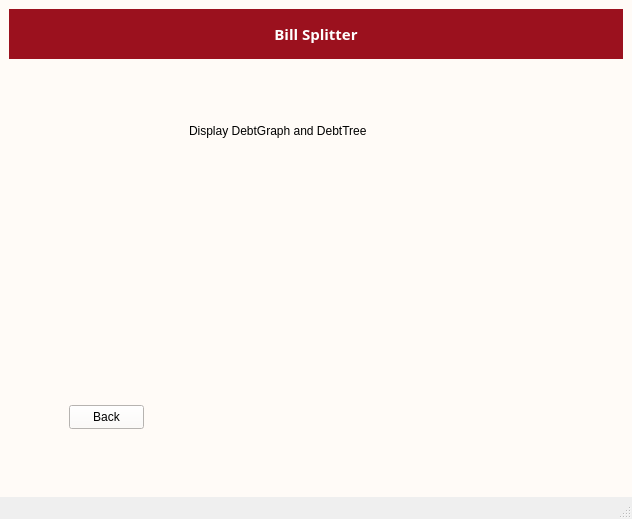
First picture: the form in Bill_Splitter_Project/mainwindow.ui, repository Yuu0701/Bill_Splitter_Project, before the edit.
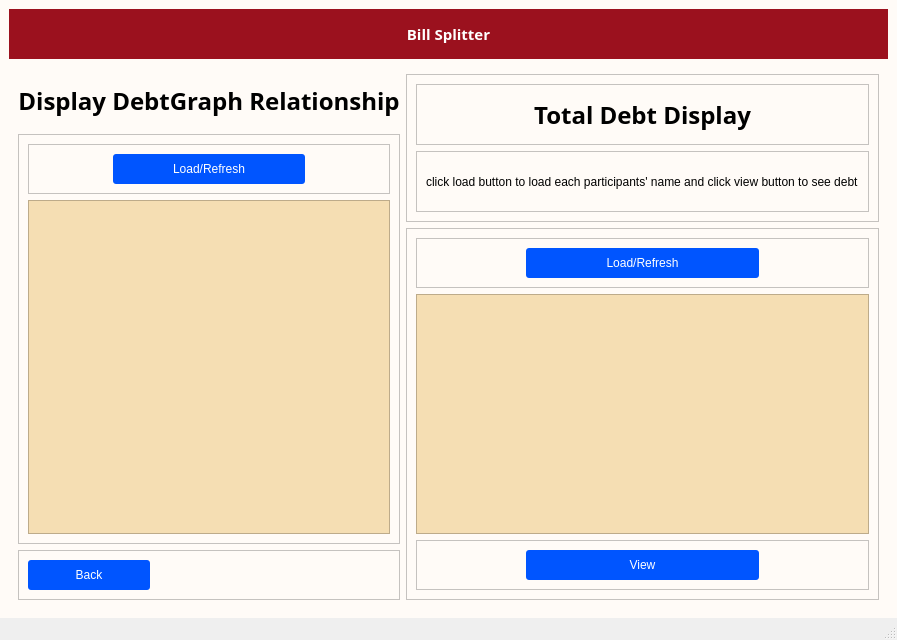
Second picture: the form after the edit. The open tabs and pages were chosen to show the change.

```diff
--- a/Bill_Splitter_Project/mainwindow.ui
+++ b/Bill_Splitter_Project/mainwindow.ui
@@ -6,8 +6,8 @@
    <rect>
     <x>0</x>
     <y>0</y>
-    <width>632</width>
-    <height>519</height>
+    <width>856</width>
+    <height>640</height>
    </rect>
   </property>
   <property name="windowTitle">
@@ -771,32 +771,413 @@
        </widget>
       </widget>
       <widget class="QWidget" name="page_6">
-       <widget class="QLabel" name="label_3">
-        <property name="geometry">
-         <rect>
-          <x>180</x>
-          <y>30</y>
-          <width>281</width>
-          <height>71</height>
-         </rect>
-        </property>
-        <property name="text">
-         <string>Display DebtGraph and DebtTree</string>
-        </property>
-       </widget>
-       <widget class="QPushButton" name="GoBackMenuButton">
-        <property name="geometry">
-         <rect>
-          <x>60</x>
-          <y>340</y>
-          <width>75</width>
-          <height>24</height>
-         </rect>
-        </property>
-        <property name="text">
-         <string>Back</string>
-        </property>
-       </widget>
+       <layout class="QGridLayout" name="gridLayout_34">
+        <item row="0" column="0">
+         <widget class="QLabel" name="label_3">
+          <property name="font">
+           <font>
+            <family>Bahnschrift SemiBold</family>
+            <pointsize>18</pointsize>
+            <bold>true</bold>
+           </font>
+          </property>
+          <property name="text">
+           <string>Display DebtGraph Relationship</string>
+          </property>
+          <property name="alignment">
+           <set>Qt::AlignmentFlag::AlignCenter</set>
+          </property>
+         </widget>
+        </item>
+        <item row="0" column="1" rowspan="2">
+         <widget class="QFrame" name="frame_21">
+          <property name="frameShape">
+           <enum>QFrame::Shape::StyledPanel</enum>
+          </property>
+          <property name="frameShadow">
+           <enum>QFrame::Shadow::Raised</enum>
+          </property>
+          <layout class="QGridLayout" name="gridLayout_28">
+           <item row="0" column="0">
+            <widget class="QFrame" name="frame_23">
+             <property name="frameShape">
+              <enum>QFrame::Shape::StyledPanel</enum>
+             </property>
+             <property name="frameShadow">
+              <enum>QFrame::Shadow::Raised</enum>
+             </property>
+             <layout class="QGridLayout" name="gridLayout_27">
+              <item row="0" column="0">
+               <widget class="QLabel" name="label_5">
+                <property name="font">
+                 <font>
+                  <family>Bahnschrift SemiBold</family>
+                  <pointsize>18</pointsize>
+                  <bold>true</bold>
+                 </font>
+                </property>
+                <property name="text">
+                 <string>Total Debt Display</string>
+                </property>
+                <property name="alignment">
+                 <set>Qt::AlignmentFlag::AlignCenter</set>
+                </property>
+               </widget>
+              </item>
+             </layout>
+            </widget>
+           </item>
+           <item row="1" column="0">
+            <widget class="QFrame" name="frame_22">
+             <property name="frameShape">
+              <enum>QFrame::Shape::StyledPanel</enum>
+             </property>
+             <property name="frameShadow">
+              <enum>QFrame::Shadow::Raised</enum>
+             </property>
+             <layout class="QGridLayout" name="gridLayout_26">
+              <item row="0" column="0">
+               <widget class="QLabel" name="label_6">
+                <property name="text">
+                 <string>click load button to load each participants' name and click view button to see debt</string>
+                </property>
+               </widget>
+              </item>
+             </layout>
+            </widget>
+           </item>
+          </layout>
+         </widget>
+        </item>
+        <item row="1" column="0" rowspan="2">
+         <widget class="QFrame" name="frame_16">
+          <property name="frameShape">
+           <enum>QFrame::Shape::StyledPanel</enum>
+          </property>
+          <property name="frameShadow">
+           <enum>QFrame::Shadow::Raised</enum>
+          </property>
+          <layout class="QGridLayout" name="gridLayout_21">
+           <item row="1" column="0">
+            <widget class="QTextEdit" name="debtGraphTextEdit">
+             <property name="styleSheet">
+              <string notr="true">background-color: rgb(245, 222, 179)</string>
+             </property>
+            </widget>
+           </item>
+           <item row="0" column="0">
+            <widget class="QFrame" name="frame_17">
+             <property name="frameShape">
+              <enum>QFrame::Shape::StyledPanel</enum>
+             </property>
+             <property name="frameShadow">
+              <enum>QFrame::Shadow::Raised</enum>
+             </property>
+             <layout class="QGridLayout" name="gridLayout_22">
+              <item row="0" column="0">
+               <spacer name="horizontalSpacer_15">
+                <property name="orientation">
+                 <enum>Qt::Orientation::Horizontal</enum>
+                </property>
+                <property name="sizeType">
+                 <enum>QSizePolicy::Policy::Maximum</enum>
+                </property>
+                <property name="sizeHint" stdset="0">
+                 <size>
+                  <width>75</width>
+                  <height>20</height>
+                 </size>
+                </property>
+               </spacer>
+              </item>
+              <item row="0" column="1">
+               <widget class="QPushButton" name="loadDebtGraphButton">
+                <property name="minimumSize">
+                 <size>
+                  <width>0</width>
+                  <height>30</height>
+                 </size>
+                </property>
+                <property name="styleSheet">
+                 <string notr="true">QPushButton {
+    border-radius: 3px;
+    background: rgb(0, 85,  255);
+    color: white;
+}
+
+QPushButton:hover {
+    background: rgba(0, 85, 255, 220);
+}
+
+QPushButton:pressed {
+    background: rgba(0, 85, 255, 220);
+}</string>
+                </property>
+                <property name="text">
+                 <string>Load/Refresh</string>
+                </property>
+               </widget>
+              </item>
+              <item row="0" column="2">
+               <spacer name="horizontalSpacer_16">
+                <property name="orientation">
+                 <enum>Qt::Orientation::Horizontal</enum>
+                </property>
+                <property name="sizeType">
+                 <enum>QSizePolicy::Policy::Maximum</enum>
+                </property>
+                <property name="sizeHint" stdset="0">
+                 <size>
+                  <width>75</width>
+                  <height>20</height>
+                 </size>
+                </property>
+               </spacer>
+              </item>
+             </layout>
+            </widget>
+           </item>
+          </layout>
+         </widget>
+        </item>
+        <item row="2" column="1" rowspan="2">
+         <widget class="QFrame" name="frame_18">
+          <property name="frameShape">
+           <enum>QFrame::Shape::StyledPanel</enum>
+          </property>
+          <property name="frameShadow">
+           <enum>QFrame::Shadow::Raised</enum>
+          </property>
+          <layout class="QGridLayout" name="gridLayout_23">
+           <item row="2" column="0">
+            <widget class="QFrame" name="frame_19">
+             <property name="frameShape">
+              <enum>QFrame::Shape::StyledPanel</enum>
+             </property>
+             <property name="frameShadow">
+              <enum>QFrame::Shadow::Raised</enum>
+             </property>
+             <layout class="QGridLayout" name="gridLayout_24">
+              <item row="0" column="1">
+               <widget class="QPushButton" name="checkDebtButton">
+                <property name="minimumSize">
+                 <size>
+                  <width>0</width>
+                  <height>30</height>
+                 </size>
+                </property>
+                <property name="styleSheet">
+                 <string notr="true">QPushButton {
+    border-radius: 3px;
+    background: rgb(0, 85,  255);
+    color: white;
+}
+
+QPushButton:hover {
+    background: rgba(0, 85, 255, 220);
+}
+
+QPushButton:pressed {
+    background: rgba(0, 85, 255, 220);
+}</string>
+                </property>
+                <property name="text">
+                 <string>View</string>
+                </property>
+               </widget>
+              </item>
+              <item row="0" column="0">
+               <spacer name="horizontalSpacer_13">
+                <property name="orientation">
+                 <enum>Qt::Orientation::Horizontal</enum>
+                </property>
+                <property name="sizeType">
+                 <enum>QSizePolicy::Policy::Maximum</enum>
+                </property>
+                <property name="sizeHint" stdset="0">
+                 <size>
+                  <width>100</width>
+                  <height>20</height>
+                 </size>
+                </property>
+               </spacer>
+              </item>
+              <item row="0" column="2">
+               <spacer name="horizontalSpacer_14">
+                <property name="orientation">
+                 <enum>Qt::Orientation::Horizontal</enum>
+                </property>
+                <property name="sizeType">
+                 <enum>QSizePolicy::Policy::Maximum</enum>
+                </property>
+                <property name="sizeHint" stdset="0">
+                 <size>
+                  <width>100</width>
+                  <height>20</height>
+                 </size>
+                </property>
+               </spacer>
+              </item>
+             </layout>
+            </widget>
+           </item>
+           <item row="0" column="0">
+            <widget class="QFrame" name="frame_20">
+             <property name="frameShape">
+              <enum>QFrame::Shape::StyledPanel</enum>
+             </property>
+             <property name="frameShadow">
+              <enum>QFrame::Shadow::Raised</enum>
+             </property>
+             <layout class="QGridLayout" name="gridLayout_25">
+              <item row="0" column="0">
+               <spacer name="horizontalSpacer_11">
+                <property name="orientation">
+                 <enum>Qt::Orientation::Horizontal</enum>
+                </property>
+                <property name="sizeType">
+                 <enum>QSizePolicy::Policy::Maximum</enum>
+                </property>
+                <property name="sizeHint" stdset="0">
+                 <size>
+                  <width>100</width>
+                  <height>20</height>
+                 </size>
+                </property>
+               </spacer>
+              </item>
+              <item row="0" column="1">
+               <widget class="QPushButton" name="loadListButton">
+                <property name="minimumSize">
+                 <size>
+                  <width>0</width>
+                  <height>30</height>
+                 </size>
+                </property>
+                <property name="styleSheet">
+                 <string notr="true">QPushButton {
+    border-radius: 3px;
+    background: rgb(0, 85,  255);
+    color: white;
+}
+
+QPushButton:hover {
+    background: rgba(0, 85, 255, 220);
+}
+
+QPushButton:pressed {
+    background: rgba(0, 85, 255, 220);
+}</string>
+                </property>
+                <property name="text">
+                 <string>Load/Refresh</string>
+                </property>
+               </widget>
+              </item>
+              <item row="0" column="2">
+               <spacer name="horizontalSpacer_12">
+                <property name="orientation">
+                 <enum>Qt::Orientation::Horizontal</enum>
+                </property>
+                <property name="sizeType">
+                 <enum>QSizePolicy::Policy::Maximum</enum>
+                </property>
+                <property name="sizeHint" stdset="0">
+                 <size>
+                  <width>100</width>
+                  <height>20</height>
+                 </size>
+                </property>
+               </spacer>
+              </item>
+             </layout>
+            </widget>
+           </item>
+           <item row="1" column="0">
+            <widget class="QListWidget" name="listWidgetTree">
+             <property name="minimumSize">
+              <size>
+               <width>0</width>
+               <height>240</height>
+              </size>
+             </property>
+             <property name="styleSheet">
+              <string notr="true">background-color: rgb(245, 222, 179)</string>
+             </property>
+            </widget>
+           </item>
+          </layout>
+         </widget>
+        </item>
+        <item row="3" column="0">
+         <widget class="QFrame" name="frame_26">
+          <property name="minimumSize">
+           <size>
+            <width>0</width>
+            <height>10</height>
+           </size>
+          </property>
+          <property name="maximumSize">
+           <size>
+            <width>16777215</width>
+            <height>50</height>
+           </size>
+          </property>
+          <property name="frameShape">
+           <enum>QFrame::Shape::StyledPanel</enum>
+          </property>
+          <property name="frameShadow">
+           <enum>QFrame::Shadow::Raised</enum>
+          </property>
+          <layout class="QGridLayout" name="gridLayout_29">
+           <item row="0" column="0">
+            <widget class="QPushButton" name="GoBackMenuButton">
+             <property name="minimumSize">
+              <size>
+               <width>0</width>
+               <height>30</height>
+              </size>
+             </property>
+             <property name="styleSheet">
+              <string notr="true">QPushButton {
+    border-radius: 3px;
+    background: rgb(0, 85,  255);
+    color: white;
+}
+
+QPushButton:hover {
+    background: rgba(0, 85, 255, 220);
+}
+
+QPushButton:pressed {
+    background: rgba(0, 85, 255, 220);
+}</string>
+             </property>
+             <property name="text">
+              <string>Back</string>
+             </property>
+            </widget>
+           </item>
+           <item row="0" column="1">
+            <spacer name="horizontalSpacer_17">
+             <property name="orientation">
+              <enum>Qt::Orientation::Horizontal</enum>
+             </property>
+             <property name="sizeType">
+              <enum>QSizePolicy::Policy::Maximum</enum>
+             </property>
+             <property name="sizeHint" stdset="0">
+              <size>
+               <width>240</width>
+               <height>20</height>
+              </size>
+             </property>
+            </spacer>
+           </item>
+          </layout>
+         </widget>
+        </item>
+       </layout>
       </widget>
       <widget class="QWidget" name="page_7"/>
      </widget>
```
Left out of the diff: 1378 changed lines with no effect on the pictures.
